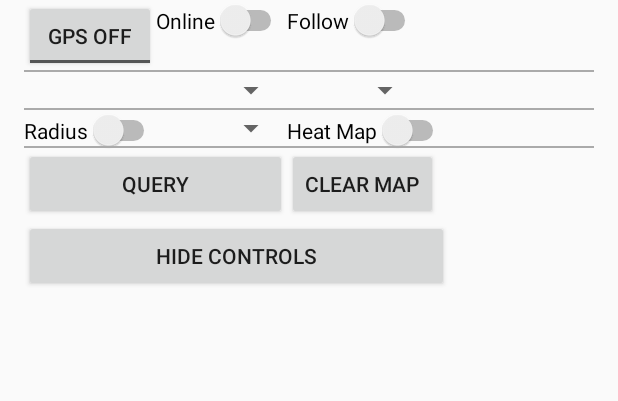
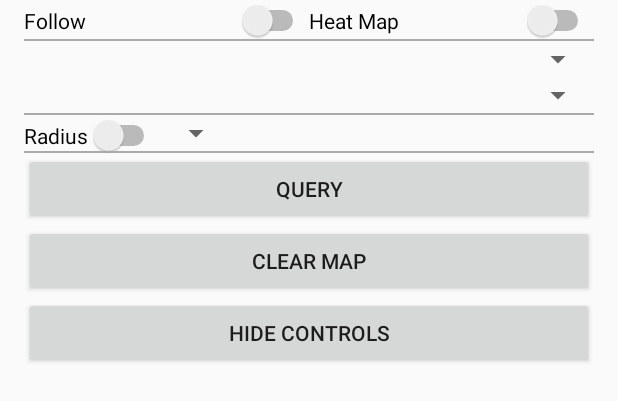
Before and after one commit to jyyae86/Dominion-Arboretum, an Android app: the layout control_fragment.xml on its own in the app's theme, with its tools: preview values and no code run, on a phone screen of 412 x 824 dp. Shown: the top 401 px of the screen. Run offline under Robolectric (Android 15) with nearby library versions, the phone set to English and light mode, and no system bars.

Commit message:
Added new icon assets & changed control fragment to stand alone only with modified layouts.

```diff
--- a/app/src/main/res/layout-land/control_fragment.xml
+++ b/app/src/main/res/layout-land/control_fragment.xml
@@ -1,46 +1,58 @@
 <RelativeLayout
     xmlns:android="http://schemas.android.com/apk/res/android"
     android:layout_width="match_parent"
-    android:layout_height="match_parent">
+    android:layout_height="match_parent"
+    >
 
-    <ToggleButton
-        android:layout_width="wrap_content"
-        android:layout_height="wrap_content"
-        android:text="@string/useGPSToggle"
-        android:id="@+id/useGPSToggle"
-        android:checked="false"
-        android:layout_alignParentTop="true"
-        android:layout_alignParentStart="true"
-        android:textOn="GPS ON"
-        android:textOff="GPS OFF"
-        />
+    <!--<ToggleButton-->
+    <!--android:layout_width="wrap_content"-->
+    <!--android:layout_height="wrap_content"-->
+    <!--android:text="@string/useGPSToggle"-->
+    <!--android:id="@+id/useGPSToggle"-->
+    <!--android:checked="false"-->
+    <!--android:layout_alignParentTop="true"-->
+    <!--android:layout_alignParentStart="true"-->
+    <!--android:textOn="GPS ON"-->
+    <!--android:textOff="GPS OFF"-->
+    <!--/>-->
 
-    <Switch
-        android:layout_width="wrap_content"
-        android:layout_height="wrap_content"
-        android:text="@string/switchOnlineOffline"
-        android:id="@+id/switchOnlineOffline"
-        android:checked="false"
-        android:layout_alignParentTop="true"
-        android:layout_toEndOf="@id/useGPSToggle"/>
+    <!--<Switch-->
+    <!--android:layout_width="wrap_content"-->
+    <!--android:layout_height="wrap_content"-->
+    <!--android:text="@string/switchOnlineOffline"-->
+    <!--android:id="@+id/switchOnlineOffline"-->
+    <!--android:checked="false"-->
+    <!--android:layout_alignParentTop="true"-->
+    <!--android:layout_toEndOf="@id/useGPSToggle"/>-->
 
     <Switch
         android:layout_width="wrap_content"
         android:layout_height="wrap_content"
         android:text="@string/switchFollow"
         android:id="@+id/switchFollowMe"
-        android:layout_below="@+id/switchOnlineOffline"
-        android:layout_alignStart="@+id/switchOnlineOffline"
-        android:checked="false"/>
+        android:checked="false"
+        android:layout_alignParentTop="true"
+        android:layout_alignParentStart="true"/>
+
+    <Switch
+        android:layout_width="wrap_content"
+        android:layout_height="wrap_content"
+        android:text="@string/switchHeat"
+        android:id="@+id/switchHeat"
+        android:checked="false"
+        android:layout_alignParentTop="true"
+        android:layout_toEndOf="@+id/switchFollowMe"
+        android:layout_alignEnd="@id/clearButton"
+        android:layout_alignParentEnd="false"/>
 
     <View
         android:layout_width="fill_parent"
         android:layout_height="1dp"
         android:id="@+id/seperator1"
-        android:layout_below="@+id/switchFollowMe"
         android:background="@android:color/darker_gray"
-        android:layout_alignEnd="@id/switchOnlineOffline"
-        />
+        android:layout_alignBottom="@+id/switchHeat"
+        android:layout_alignParentStart="true"
+        android:layout_alignEnd="@+id/clearButton"/>
 
     <Spinner
         android:layout_width="wrap_content"
@@ -49,36 +61,27 @@
         android:spinnerMode="dropdown"
         android:layout_below="@+id/seperator1"
         android:layout_alignParentStart="true"
-        android:layout_alignEnd="@+id/switchOnlineOffline"
-        android:prompt="@string/generaSpinner"/>
+        android:prompt="@string/generaSpinner"
+        android:layout_alignEnd="@+id/clearButton"/>
 
-    <!--android:layout_alignEnd="@+id/buttonQuery"-->
+
     <Spinner
         android:layout_width="wrap_content"
         android:layout_height="wrap_content"
         android:id="@+id/speciesSpinner"
         android:spinnerMode="dropdown"
         android:layout_below="@+id/generaSpinner"
-        android:layout_alignParentStart="true"
-        android:layout_alignEnd="@+id/switchOnlineOffline"
-      />
+        android:layout_alignEnd="@+id/clearButton"/>
+
+
     <View
         android:layout_width="fill_parent"
         android:layout_height="1dp"
         android:id="@+id/seperator2"
         android:layout_below="@+id/speciesSpinner"
         android:background="@android:color/darker_gray"
-        android:layout_alignEnd="@id/switchOnlineOffline"/>
-
-    <Spinner
-        android:layout_width="wrap_content"
-        android:layout_height="wrap_content"
-        android:id="@+id/radiusSpinner"
-        android:spinnerMode="dropdown"
-        android:layout_below="@+id/seperator2"
-        android:layout_alignTop="@+id/switchRadius"
-        android:layout_toEndOf="@+id/switchRadius"
-        android:layout_alignEnd="@id/switchOnlineOffline"/>
+        android:layout_alignParentStart="true"
+        android:layout_alignEnd="@+id/clearButton"/>
 
     <Switch
         android:layout_width="wrap_content"
@@ -89,22 +92,29 @@
         android:layout_below="@+id/seperator2"
         android:layout_alignParentStart="true"/>
 
-    <Switch
+    <Spinner
         android:layout_width="wrap_content"
         android:layout_height="wrap_content"
-        android:text="@string/switchHeat"
-        android:id="@+id/switchHeat"
-        android:checked="false"
-        android:layout_below="@+id/radiusSpinner"
-        android:layout_alignEnd="@+id/switchOnlineOffline"/>
+        android:id="@+id/radiusSpinner"
+        android:spinnerMode="dropdown"
+        android:layout_below="@+id/seperator2"
+        android:layout_toEndOf="@+id/switchRadius"
+        android:layout_alignEnd="@id/clearButton"/>
+    <!--android:layout_alignEnd="@id/switchOnlineOffline"-->
+    <!--android:layout_toEndOf="@+id/switchRadius"/>-->
+
+
+
+
 
     <View
         android:layout_width="fill_parent"
         android:layout_height="1dp"
         android:id="@+id/seperator3"
-        android:layout_below="@+id/switchHeat"
+        android:layout_below="@+id/radiusSpinner"
         android:background="@android:color/darker_gray"
-        android:layout_alignEnd="@id/switchOnlineOffline"/>
+        android:layout_alignParentStart="true"
+        android:layout_alignEnd="@+id/clearButton"/>
 
     <Button
         android:layout_width="wrap_content"
@@ -113,10 +123,15 @@
         android:id="@+id/buttonQuery"
         android:layout_below="@+id/seperator3"
         android:layout_alignParentLeft="true"
-        android:layout_alignEnd="@+id/switchOnlineOffline"
         />
 
-
+    <Button
+        android:layout_width="wrap_content"
+        android:layout_height="wrap_content"
+        android:text="@string/clearButton"
+        android:id="@+id/clearButton"
+        android:layout_below="@+id/seperator3"
+        android:layout_toEndOf="@+id/buttonQuery"/>
     <Button
         android:layout_width="wrap_content"
         android:layout_height="wrap_content"
@@ -125,17 +140,9 @@
         android:layout_alignParentStart="true"
         android:layout_below="@+id/clearButton"
         android:layout_alignParentLeft="true"
-        android:layout_alignEnd="@+id/switchOnlineOffline"/>
+        android:layout_alignEnd="@+id/clearButton"/>
 
-    <Button
-        android:layout_width="wrap_content"
-        android:layout_height="wrap_content"
-        android:text="@string/clearButton"
-        android:id="@+id/clearButton"
-        android:layout_alignParentStart="true"
-        android:layout_below="@+id/buttonQuery"
-        android:layout_alignParentLeft="true"
-        android:layout_alignEnd="@+id/switchOnlineOffline"/>
+
 
 
 
--- a/app/src/main/res/layout/control_fragment.xml
+++ b/app/src/main/res/layout/control_fragment.xml
@@ -6,138 +6,145 @@
     android:paddingRight="16dp"
     >
 
-    <ToggleButton
+    <!--<ToggleButton-->
+    <!--android:layout_width="wrap_content"-->
+    <!--android:layout_height="wrap_content"-->
+    <!--android:text="@string/useGPSToggle"-->
+    <!--android:id="@+id/useGPSToggle"-->
+    <!--android:checked="false"-->
+    <!--android:layout_alignParentTop="true"-->
+    <!--android:layout_alignParentStart="true"-->
+    <!--android:textOn="GPS ON"-->
+    <!--android:textOff="GPS OFF"-->
+    <!--/>-->
+
+    <!--<Switch-->
+    <!--android:layout_width="wrap_content"-->
+    <!--android:layout_height="wrap_content"-->
+    <!--android:text="@string/switchOnlineOffline"-->
+    <!--android:id="@+id/switchOnlineOffline"-->
+    <!--android:checked="false"-->
+    <!--android:layout_alignParentTop="true"-->
+    <!--android:layout_toEndOf="@id/useGPSToggle"/>-->
+
+    <View
+        android:id="@+id/centerShim"
+        android:layout_height="1dp"
+        android:layout_width="0dp"
+        android:visibility="invisible"
+        android:layout_centerHorizontal="true"/>
+
+    <Switch
+        android:id="@+id/switchFollowMe"
+        android:layout_width="match_parent"
+        android:layout_height="wrap_content"
+        android:layout_alignParentStart="true"
+        android:layout_alignParentTop="true"
+        android:layout_toLeftOf="@+id/centerShim"
+        android:checked="false"
+        android:text="@string/switchFollow"/>
+
+    <Switch
+        android:id="@+id/switchHeat"
         android:layout_width="wrap_content"
         android:layout_height="wrap_content"
-        android:text="@string/useGPSToggle"
-        android:id="@+id/useGPSToggle"
+        android:layout_alignEnd="@+id/clearButton"
+        android:layout_alignParentEnd="false"
+        android:layout_alignParentTop="true"
+        android:layout_toEndOf="@+id/centerShim"
         android:checked="false"
-        android:layout_alignParentTop="true"
-        android:layout_alignParentStart="true"
-        android:textOn="GPS ON"
-        android:textOff="GPS OFF"
-        />
-
-    <Switch
-        android:layout_width="wrap_content"
-        android:layout_height="wrap_content"
-        android:text="@string/switchOnlineOffline"
-        android:id="@+id/switchOnlineOffline"
-        android:checked="false"
-        android:layout_alignParentTop="true"
-        android:layout_toEndOf="@id/useGPSToggle"/>
-
-    <Switch
-        android:layout_width="wrap_content"
-        android:layout_height="wrap_content"
-        android:text="@string/switchFollow"
-        android:id="@+id/switchFollowMe"
-        android:checked="false"
-        android:layout_alignParentTop="true"
-
-        android:layout_toEndOf="@+id/switchOnlineOffline"/>
+        android:text="@string/switchHeat"/>
 
     <View
+        android:id="@+id/seperator1"
         android:layout_width="fill_parent"
         android:layout_height="1dp"
-        android:id="@+id/seperator1"
-        android:background="@android:color/darker_gray"
-        android:layout_alignBottom="@+id/useGPSToggle"
-        android:layout_alignParentStart="true"/>
+        android:layout_alignBottom="@+id/switchHeat"
+
+        android:layout_alignParentStart="true"
+        android:background="@android:color/darker_gray"/>
 
     <Spinner
-        android:layout_width="wrap_content"
+        android:id="@+id/generaSpinner"
+        android:layout_width="match_parent"
         android:layout_height="wrap_content"
-        android:id="@+id/generaSpinner"
-        android:spinnerMode="dropdown"
+
+        android:layout_alignParentStart="true"
         android:layout_below="@+id/seperator1"
-        android:layout_alignParentStart="true"
-        android:layout_alignEnd="@+id/switchOnlineOffline"
-        android:prompt="@string/generaSpinner"/>
+        android:prompt="@string/generaSpinner"
+        android:spinnerMode="dropdown"/>
 
 
     <Spinner
+        android:id="@+id/speciesSpinner"
+        android:layout_width="match_parent"
+        android:layout_height="wrap_content"
+
+        android:layout_below="@+id/generaSpinner"
+        android:spinnerMode="dropdown"/>
+
+    <View
+        android:id="@+id/seperator2"
+        android:layout_width="fill_parent"
+        android:layout_height="1dp"
+
+        android:layout_alignParentStart="true"
+        android:layout_below="@+id/speciesSpinner"
+        android:background="@android:color/darker_gray"/>
+
+    <Switch
+        android:id="@+id/switchRadius"
         android:layout_width="wrap_content"
         android:layout_height="wrap_content"
-        android:id="@+id/speciesSpinner"
-        android:spinnerMode="dropdown"
-        android:layout_below="@+id/seperator1"
-        android:layout_alignEnd="@+id/switchFollowMe"
-        android:layout_toEndOf="@+id/radiusSpinner"/>
+        android:layout_alignParentStart="true"
+        android:layout_below="@+id/seperator2"
+        android:checked="false"
+        android:text="@string/switchRadius"/>
+
+    <Spinner
+        android:id="@+id/radiusSpinner"
+        android:layout_width="wrap_content"
+        android:layout_height="wrap_content"
+
+        android:layout_below="@+id/seperator2"
+        android:layout_toEndOf="@+id/switchRadius"
+        android:spinnerMode="dropdown"/>
 
     <View
+        android:id="@+id/seperator3"
         android:layout_width="fill_parent"
         android:layout_height="1dp"
-        android:id="@+id/seperator2"
-        android:layout_below="@+id/speciesSpinner"
-        android:background="@android:color/darker_gray"
-        android:layout_alignParentStart="true"/>
+        android:layout_alignEnd="@+id/clearButton"
+        android:layout_alignParentStart="true"
+        android:layout_below="@+id/radiusSpinner"
+        android:background="@android:color/darker_gray"/>
 
-    <Spinner
+    <Button
+        android:id="@+id/buttonQuery"
+        android:layout_width="match_parent"
+        android:layout_height="wrap_content"
+        android:layout_alignParentLeft="true"
+        android:layout_below="@+id/seperator3"
+        android:text="@string/buttonQuery"
+        />
+
+    <Button
+        android:id="@+id/clearButton"
+        android:layout_width="match_parent"
+        android:layout_height="wrap_content"
+        android:layout_below="@+id/buttonQuery"
+
+        android:text="@string/clearButton"/>
+
+    <Button
+        android:id="@+id/hideButton"
         android:layout_width="wrap_content"
         android:layout_height="wrap_content"
-        android:id="@+id/radiusSpinner"
-        android:spinnerMode="dropdown"
-        android:layout_below="@+id/seperator2"
-        android:layout_alignEnd="@id/switchOnlineOffline"
-        android:layout_toEndOf="@+id/switchRadius"/>
-
-    <Switch
-        android:layout_width="wrap_content"
-        android:layout_height="wrap_content"
-        android:text="@string/switchRadius"
-        android:id="@+id/switchRadius"
-        android:checked="false"
-        android:layout_below="@+id/seperator2"
-        android:layout_alignParentStart="true"/>
-
-    <Switch
-        android:layout_width="wrap_content"
-        android:layout_height="wrap_content"
-        android:text="@string/switchHeat"
-        android:id="@+id/switchHeat"
-        android:checked="false"
-        android:layout_below="@+id/seperator2"
-        android:layout_toEndOf="@+id/radiusSpinner"/>
-
-    <View
-        android:layout_width="fill_parent"
-        android:layout_height="1dp"
-        android:id="@+id/seperator3"
-        android:layout_below="@+id/radiusSpinner"
-        android:background="@android:color/darker_gray"
-        android:layout_alignParentStart="true"/>
-
-    <Button
-        android:layout_width="wrap_content"
-        android:layout_height="wrap_content"
-        android:text="@string/buttonQuery"
-        android:id="@+id/buttonQuery"
-        android:layout_below="@+id/seperator3"
+        android:layout_alignEnd="@id/clearButton"
         android:layout_alignParentLeft="true"
-        android:layout_alignEnd="@+id/switchOnlineOffline"
-        />
-
-
-    <Button
-        android:layout_width="wrap_content"
-        android:layout_height="wrap_content"
-        android:text="@string/hideButton"
-        android:id="@+id/hideButton"
         android:layout_alignParentStart="true"
         android:layout_below="@+id/clearButton"
-        android:layout_alignParentLeft="true"
-        android:layout_alignEnd="@+id/switchHeat"/>
-
-    <Button
-        android:layout_width="wrap_content"
-        android:layout_height="wrap_content"
-        android:text="@string/clearButton"
-        android:id="@+id/clearButton"
-        android:layout_below="@+id/seperator3"
-        android:layout_toEndOf="@+id/radiusSpinner"/>
-
-
+        android:text="@string/hideButton"/>
 
 
 </RelativeLayout>
--- a/app/src/main/res/values/strings.xml
+++ b/app/src/main/res/values/strings.xml
@@ -1,5 +1,5 @@
 <resources>
-    <string name="app_name">DualMapFragment</string>
+    <string name="app_name">Arboretum</string>
     <string name="action_settings">Settings</string>
     <string name="title_activity_maps">Map</string>
     <string name="switchRadius">Radius</string>
```
Also changed, not shown: app/src/main/res/mipmap-hdpi/ic_launcher.png, app/src/main/res/mipmap-mdpi/ic_launcher.png, app/src/main/res/mipmap-xhdpi/ic_launcher.png, app/src/main/res/mipmap-xxhdpi/ic_launcher.png.
